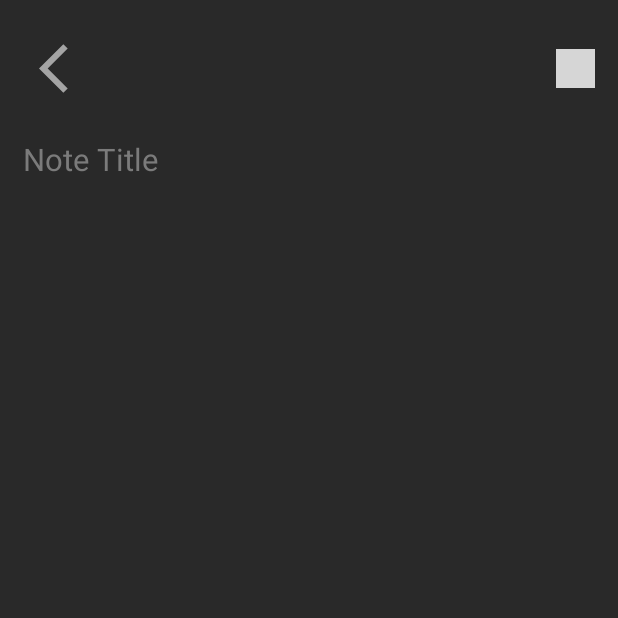
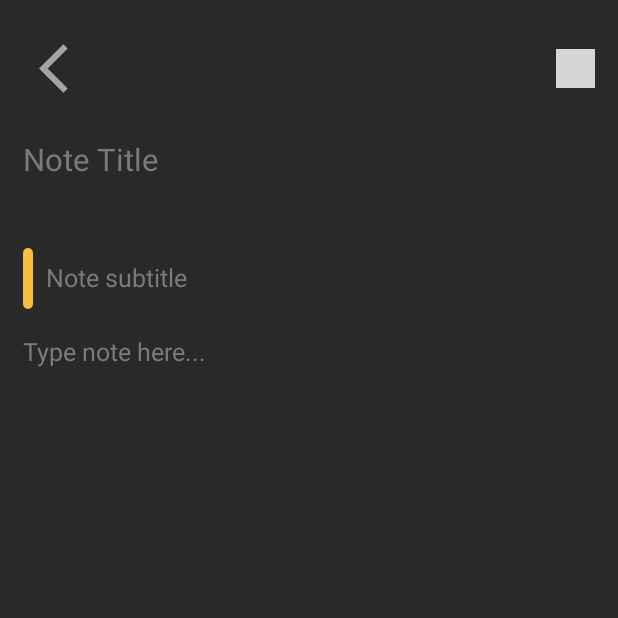
Before and after one commit to GuillemPejo/CleanNotes, an Android app: the CreateNoteActivity screen opened directly, with no data from a screen before it, on a phone screen of 412 x 824 dp, the top half of it. Run offline under Robolectric (Android 15) with nearby library versions, the phone set to English and light mode, and no system bars; our stand-ins replace sdp/ssp sizes; grey boxes are pictures that could not be loaded.

Commit message:
Add some functionality

```diff
--- a/app/src/main/java/me/guillem/cleannotes/CreateNoteActivity.java
+++ b/app/src/main/java/me/guillem/cleannotes/CreateNoteActivity.java
@@ -2,7 +2,10 @@ package me.guillem.cleannotes;
 
 import androidx.appcompat.app.AppCompatActivity;
 
+import android.content.Intent;
 import android.os.Bundle;
+import android.view.View;
+import android.widget.ImageView;
 
 public class CreateNoteActivity extends AppCompatActivity {
 
@@ -10,5 +13,13 @@ public class CreateNoteActivity extends AppCompatActivity {
     protected void onCreate(Bundle savedInstanceState) {
         super.onCreate(savedInstanceState);
         setContentView(R.layout.activity_create_note);
+
+        ImageView imageBack = findViewById(R.id.imageBack);
+        imageBack.setOnClickListener(new View.OnClickListener() {
+            @Override
+            public void onClick(View v) {
+                onBackPressed();
+            }
+        });
     }
 }
--- a/app/src/main/java/me/guillem/cleannotes/MainActivity.java
+++ b/app/src/main/java/me/guillem/cleannotes/MainActivity.java
@@ -2,13 +2,29 @@ package me.guillem.cleannotes;
 
 import androidx.appcompat.app.AppCompatActivity;
 
+import android.content.Intent;
 import android.os.Bundle;
+import android.view.View;
+import android.widget.ImageView;
 
 public class MainActivity extends AppCompatActivity {
+
+    public static final int REQUEST_CODE_ADD_NOTE = 1;
 
     @Override
     protected void onCreate(Bundle savedInstanceState) {
         super.onCreate(savedInstanceState);
         setContentView(R.layout.activity_main);
+
+        ImageView imageAddNoteMain = findViewById(R.id.imageAddNoteMain);
+        imageAddNoteMain.setOnClickListener(new View.OnClickListener() {
+            @Override
+            public void onClick(View v) {
+                startActivityForResult(
+                        new Intent(getApplicationContext(), CreateNoteActivity.class),
+                        REQUEST_CODE_ADD_NOTE
+                );
+            }
+        });
     }
 }
--- a/app/src/main/res/layout/activity_create_note.xml
+++ b/app/src/main/res/layout/activity_create_note.xml
@@ -75,8 +75,59 @@
             app:layout_constraintStart_toStartOf="@id/inputNoteTitle"
             app:layout_constraintTop_toBottomOf="@id/inputNoteTitle"/>
 
+        <EditText
+            android:id="@+id/inputNotesSubttle"
+            android:layout_width="0dp"
+            android:layout_height="wrap_content"
+            android:layout_marginStart="@dimen/_12sdp"
+            android:layout_marginTop="@dimen/_15sdp"
+            android:layout_marginEnd="@dimen/_12sdp"
+            android:background="@null"
+            android:hint="@string/note_subtitle"
+            android:importantForAutofill="no"
+            android:includeFontPadding="false"
+            android:inputType="textImeMultiLine"
+            android:paddingTop="@dimen/_8sdp"
+            android:paddingBottom="@dimen/_8sdp"
+            android:textColor="@color/colorTextSubtitle"
+            android:textColorHint="@color/textHint"
+            android:textSize="@dimen/_13ssp"
+            app:layout_constraintEnd_toEndOf="parent"
+            app:layout_constraintStart_toStartOf="@id/viewSubtitle"
+            app:layout_constraintTop_toBottomOf="@id/textDateTime"/>
 
-            />
+            <View
+                android:id="@+id/viewSubtitle"
+                android:layout_width="@dimen/_5sdp"
+                android:layout_height="0dp"
+                android:layout_marginStart="@dimen/_12sdp"
+                android:background="@drawable/background_subtitle"
+                app:layout_constraintBottom_toBottomOf="@id/inputNotesSubttle"
+                app:layout_constraintStart_toStartOf="parent"
+                app:layout_constraintTop_toTopOf="@id/inputNotesSubttle"/>
+            <EditText
+                android:id="@+id/inputNote"
+                android:layout_width="match_parent"
+                android:layout_height="wrap_content"
+                android:layout_marginStart="@dimen/_12sdp"
+                android:layout_marginTop="@dimen/_15sdp"
+                android:layout_marginEnd="@dimen/_12sdp"
+                android:layout_marginBottom="@dimen/_15sdp"
+                android:background="@null"
+                android:gravity="top"
+                android:hint="@string/type_note_here"
+                android:importantForAutofill="no"
+                android:includeFontPadding="false"
+                android:inputType="textImeMultiLine"
+                android:minHeight="@dimen/_10sdp"
+                android:textColor="@color/colorWhite"
+                android:textColorHint="@color/textHint"
+                android:textSize="@dimen/_13ssp"
+                app:layout_constraintBottom_toBottomOf="parent"
+                app:layout_constraintTop_toBottomOf="@id/inputNotesSubttle"/>
+
+
+
 
         </androidx.constraintlayout.widget.ConstraintLayout>
     </ScrollView>
--- a/app/src/main/res/values/strings.xml
+++ b/app/src/main/res/values/strings.xml
@@ -3,4 +3,6 @@
     <string name="my_notes">My notes</string>
     <string name="search_notes">Search notes</string>
     <string name="note_title">Note Title</string>
+    <string name="note_subtitle">Note subtitle</string>
+    <string name="type_note_here">Type note here...</string>
 </resources>
```
